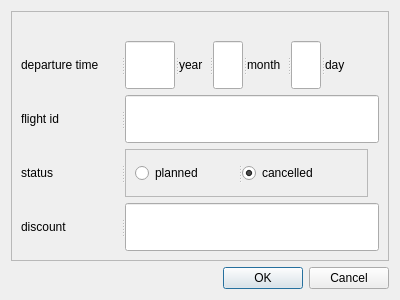
The window that addfliarrange.ui (Aloereed/Flightman_Platform_DATA130039) describes before a commit, drawn with Qt 5.
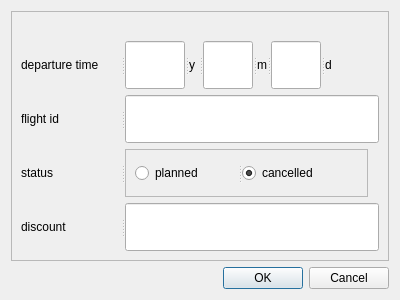
The same window after the commit.

```diff
--- a/addfliarrange.ui
+++ b/addfliarrange.ui
@@ -93,7 +93,7 @@
            </property>
            <property name="maximumSize">
             <size>
-             <width>50</width>
+             <width>60</width>
              <height>16777215</height>
             </size>
            </property>
@@ -116,12 +116,12 @@
            </property>
            <property name="maximumSize">
             <size>
-             <width>30</width>
+             <width>10</width>
              <height>16777215</height>
             </size>
            </property>
            <property name="text">
-            <string>year</string>
+            <string>y</string>
            </property>
           </widget>
          </widget>
@@ -138,7 +138,7 @@
            </property>
            <property name="maximumSize">
             <size>
-             <width>30</width>
+             <width>50</width>
              <height>16777215</height>
             </size>
            </property>
@@ -161,12 +161,12 @@
            </property>
            <property name="maximumSize">
             <size>
-             <width>40</width>
+             <width>10</width>
              <height>16777215</height>
             </size>
            </property>
            <property name="text">
-            <string>month</string>
+            <string>m</string>
            </property>
           </widget>
          </widget>
@@ -183,7 +183,7 @@
            </property>
            <property name="maximumSize">
             <size>
-             <width>30</width>
+             <width>50</width>
              <height>16777215</height>
             </size>
            </property>
@@ -206,12 +206,12 @@
            </property>
            <property name="maximumSize">
             <size>
-             <width>30</width>
+             <width>10</width>
              <height>16777215</height>
             </size>
            </property>
            <property name="text">
-            <string>day</string>
+            <string>d</string>
            </property>
           </widget>
          </widget>
```
